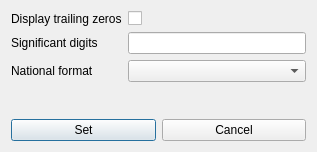
Before: the Qt Designer form src/gui/numberformatdialog.ui in echmet/CEval, drawn with Qt 5.
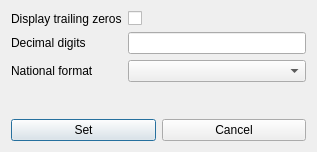
After: the same form once the commit is applied.

Commit message: Use more precise description "Decimal digits" instead of "Significant digits"

The edit to the form file:
```diff
--- a/src/gui/numberformatdialog.ui
+++ b/src/gui/numberformatdialog.ui
@@ -33,7 +33,7 @@
      <item row="1" column="0">
       <widget class="QLabel" name="ql_digits">
        <property name="text">
-        <string>Significant digits</string>
+        <string>Decimal digits</string>
        </property>
       </widget>
      </item>
```
